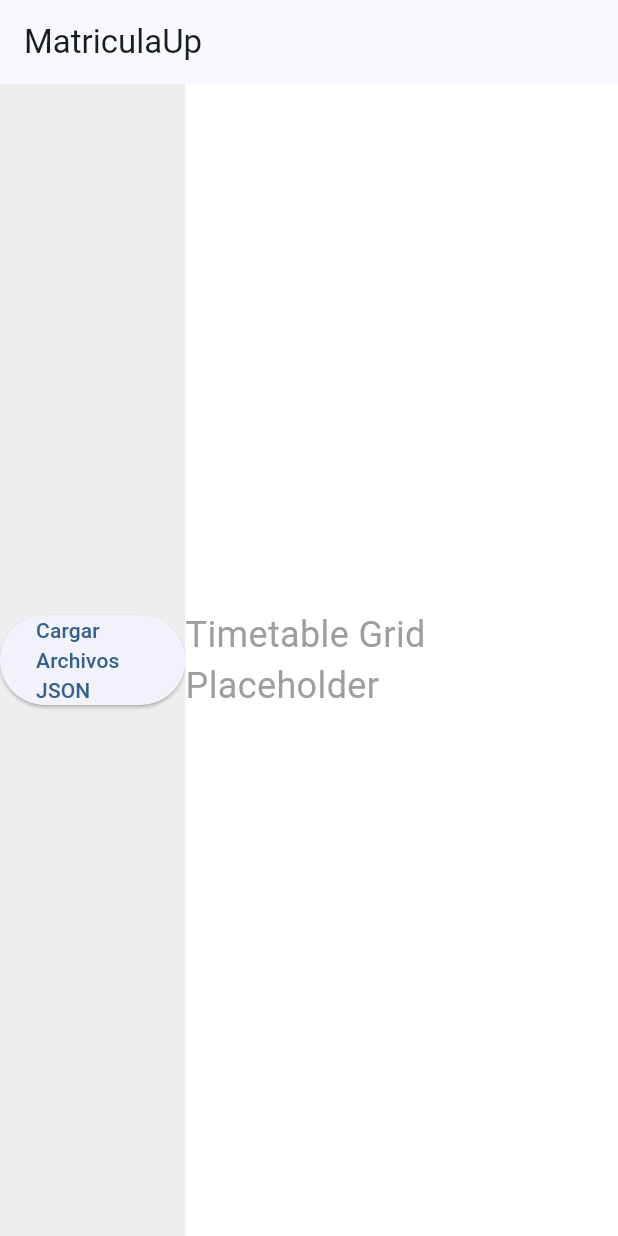
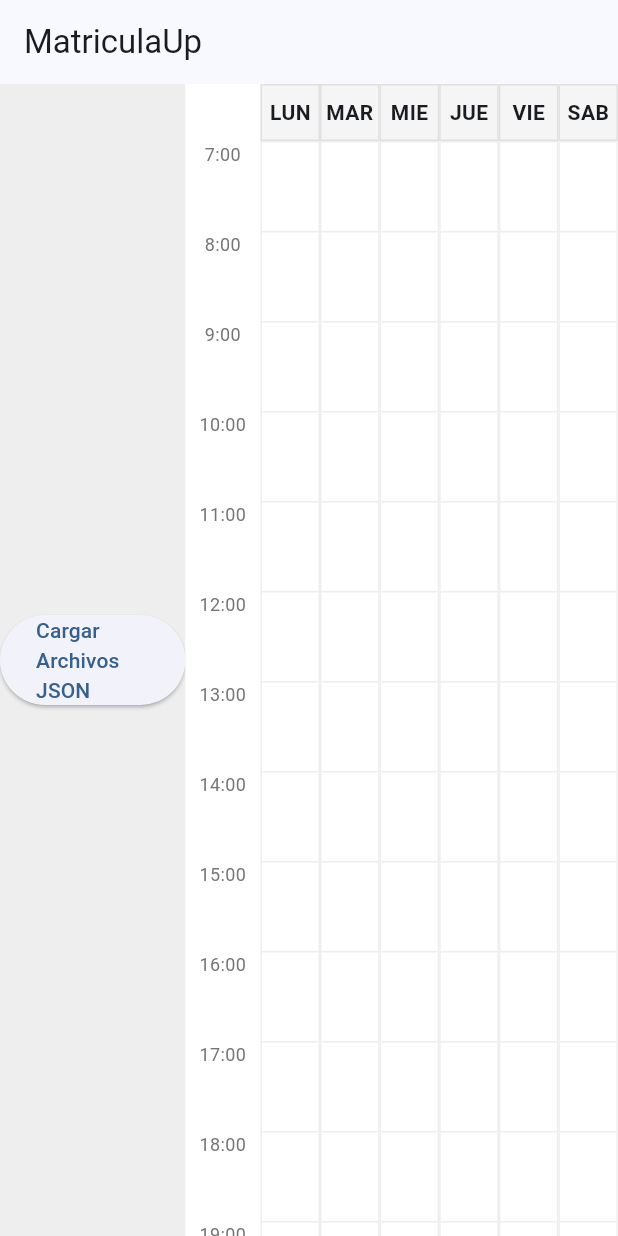
Before and after one commit to johnbarraza/MatriculaUp, a Flutter app: the screen it shows after launch, on a phone screen of 412 x 824 dp. Run offline on Flutter 3.47's test engine with Material 3 defaults, Android fonts, the phone set to English and light mode, and no system bars; our stand-ins replace file_picker.

Commit message:
feat(phase-6): implement timetable grid and conflict prevention

```diff
--- /dev/null
+++ b/matriculaup_app/lib/ui/components/timetable_grid.dart
@@ -0,0 +1,221 @@
+// matriculaup_app/lib/ui/components/timetable_grid.dart
+import 'package:flutter/material.dart';
+import 'package:provider/provider.dart';
+import '../../models/course.dart';
+import '../../store/schedule_state.dart';
+import '../../utils/time_utils.dart';
+
+class TimetableGrid extends StatelessWidget {
+  const TimetableGrid({super.key});
+
+  final int startHour = 7;
+  final int endHour = 23;
+  final double hourHeight = 60.0;
+
+  final List<String> days = const ['LUN', 'MAR', 'MIE', 'JUE', 'VIE', 'SAB'];
+
+  @override
+  Widget build(BuildContext context) {
+    final state = context.watch<ScheduleState>();
+    final selections = state.selectedSections;
+
+    return Column(
+      children: [
+        // Days Header
+        Row(
+          children: [
+            const SizedBox(width: 50), // Time column spacer
+            ...days.map(
+              (day) => Expanded(
+                child: Container(
+                  padding: const EdgeInsets.symmetric(vertical: 8),
+                  decoration: BoxDecoration(
+                    border: Border.all(color: Colors.grey.shade300),
+                    color: Colors.grey.shade100,
+                  ),
+                  child: Center(
+                    child: Text(
+                      day,
+                      style: const TextStyle(fontWeight: FontWeight.bold),
+                    ),
+                  ),
+                ),
+              ),
+            ),
+          ],
+        ),
+
+        // Grid Body
+        Expanded(
+          child: SingleChildScrollView(
+            child: Row(
+              crossAxisAlignment: CrossAxisAlignment.start,
+              children: [
+                // Time Column
+                SizedBox(
+                  width: 50,
+                  height: (endHour - startHour + 1) * hourHeight,
+                  child: Stack(
+                    children: List.generate((endHour - startHour + 1), (index) {
+                      return Positioned(
+                        top: index * hourHeight,
+                        left: 0,
+                        right: 0,
+                        child: Text(
+                          '${startHour + index}:00',
+                          textAlign: TextAlign.center,
+                          style: TextStyle(
+                            fontSize: 12,
+                            color: Colors.grey.shade600,
+                          ),
+                        ),
+                      );
+                    }),
+                  ),
+                ),
+
+                // Days Columns
+                ...days.map((day) {
+                  // Find sessions for this day
+                  final daySessions = <Widget>[];
+
+                  for (var selection in selections) {
+                    for (var session in selection.section.sesiones) {
+                      if (session.dia == day) {
+                        daySessions.add(
+                          _buildSessionBlock(
+                            context,
+                            state,
+                            selection,
+                            session,
+                          ),
+                        );
+                      }
+                    }
+                  }
+
+                  return Expanded(
+                    child: Container(
+                      height: (endHour - startHour + 1) * hourHeight,
+                      decoration: BoxDecoration(
+                        border: Border(
+                          left: BorderSide(color: Colors.grey.shade200),
+                          right: BorderSide(color: Colors.grey.shade200),
+                        ),
+                      ),
+                      child: Stack(
+                        clipBehavior: Clip.none,
+                        children: [
+                          // Background grid lines
+                          ...List.generate((endHour - startHour + 1), (index) {
+                            return Positioned(
+                              top: index * hourHeight,
+                              left: 0,
+                              right: 0,
+                              child: Container(
+                                height: 1,
+                                color: Colors.grey.shade200,
+                              ),
+                            );
+                          }),
+                          // Session Blocks
+                          ...daySessions,
+                        ],
+                      ),
+                    ),
+                  );
+                }),
+              ],
+            ),
+          ),
+        ),
+      ],
+    );
+  }
+
+  Widget _buildSessionBlock(
+    BuildContext context,
+    ScheduleState state,
+    CourseSelection selection,
+    Session session,
+  ) {
+    int startMins = TimeUtils.timeToMinutes(session.horaInicio);
+    int gridStartMins = startHour * 60;
+
+    // Calculate offset from top of grid
+    double topOffset = ((startMins - gridStartMins) / 60.0) * hourHeight;
+    double durationMins = TimeUtils.durationMinutes(
+      session.horaInicio,
+      session.horaFin,
+    ).toDouble();
+    double blockHeight = (durationMins / 60.0) * hourHeight;
+
+    // Generate a consistent color based on course code
+    final colorHash = selection.course.codigo.hashCode;
+    final hue = (colorHash % 360).toDouble();
+    final blockColor = HSVColor.fromAHSV(1.0, hue, 0.6, 0.9).toColor();
+
+    return Positioned(
+      top: topOffset,
+      left: 2,
+      right: 2,
+      height: blockHeight,
+      child: Material(
+        color: blockColor,
+        borderRadius: BorderRadius.circular(4),
+        elevation: 2,
+        child: InkWell(
+          onTap: () {
+            // Future: Show details dialog
+          },
+          child: Stack(
+            children: [
+              Padding(
+                padding: const EdgeInsets.all(4.0),
+                child: Column(
+                  crossAxisAlignment: CrossAxisAlignment.start,
+                  children: [
+                    Text(
+                      selection.course.nombre,
+                      style: const TextStyle(
+                        fontSize: 10,
+                        fontWeight: FontWeight.bold,
+                        color: Colors.white,
+                      ),
+                      maxLines: 2,
+                      overflow: TextOverflow.ellipsis,
+                    ),
+                    Text(
+                      'Sec: ${selection.section.seccion}',
+                      style: const TextStyle(fontSize: 9, color: Colors.white),
+                    ),
+                    Text(
+                      '${session.tipo.value} - ${session.aula}',
+                      style: const TextStyle(fontSize: 9, color: Colors.white),
+                    ),
+                  ],
+                ),
+              ),
+              Positioned(
+                top: 0,
+                right: 0,
+                child: IconButton(
+                  icon: const Icon(
+                    Icons.close,
+                    size: 14,
+                    color: Colors.white70,
+                  ),
+                  padding: EdgeInsets.zero,
+                  constraints: const BoxConstraints(),
+                  onPressed: () {
+                    state.removeSection(selection.course, selection.section);
+                  },
+                ),
+              ),
+            ],
+          ),
+        ),
+      ),
+    );
+  }
+}
--- a/matriculaup_app/lib/ui/pages/home_page.dart
+++ b/matriculaup_app/lib/ui/pages/home_page.dart
@@ -4,6 +4,8 @@ import 'package:provider/provider.dart';
 import '../../data/data_loader.dart';
 import '../../models/course.dart';
 import '../../store/schedule_state.dart';
+import 'package:matriculaup_app/ui/components/course_search_list.dart';
+import 'package:matriculaup_app/ui/components/timetable_grid.dart';
 
 class HomePage extends StatelessWidget {
   const HomePage({super.key});
@@ -36,30 +38,14 @@ class HomePage extends StatelessWidget {
                         child: const Text('Cargar Archivos JSON'),
                       ),
                     )
-                  : ListView.builder(
-                      itemCount: courses.length,
-                      itemBuilder: (context, index) {
-                        return ListTile(
-                          title: Text(courses[index].nombre),
-                          subtitle: Text(courses[index].codigo),
-                        );
-                      },
-                    ),
+                  : const CourseSearchList(),
             ),
           ),
 
           // Right Panel (70%)
           Expanded(
             flex: 7,
-            child: Container(
-              color: Colors.white,
-              child: const Center(
-                child: Text(
-                  'Timetable Grid Placeholder',
-                  style: TextStyle(fontSize: 24, color: Colors.grey),
-                ),
-              ),
-            ),
+            child: Container(color: Colors.white, child: const TimetableGrid()),
           ),
         ],
       ),
--- /dev/null
+++ b/matriculaup_app/lib/utils/time_utils.dart
@@ -0,0 +1,36 @@
+// matriculaup_app/lib/utils/time_utils.dart
+
+class TimeUtils {
+  /// Converts a time string "HH:MM" to minutes since midnight.
+  static int timeToMinutes(String timeStr) {
+    if (timeStr.isEmpty) return 0;
+
+    List<String> parts = timeStr.split(':');
+    if (parts.length != 2) return 0;
+
+    int hours = int.tryParse(parts[0]) ?? 0;
+    int minutes = int.tryParse(parts[1]) ?? 0;
+    return (hours * 60) + minutes;
+  }
+
+  /// Calculates the duration in minutes between two "HH:MM" strings.
+  static int durationMinutes(String startStr, String endStr) {
+    return timeToMinutes(endStr) - timeToMinutes(startStr);
+  }
+
+  /// Checks if two time intervals overlap.
+  /// Overlap means one starts strictly before the other ends, and vice versa.
+  static bool hasOverlap(
+    String startA,
+    String endA,
+    String startB,
+    String endB,
+  ) {
+    int sA = timeToMinutes(startA);
+    int eA = timeToMinutes(endA);
+    int sB = timeToMinutes(startB);
+    int eB = timeToMinutes(endB);
+
+    return sA < eB && sB < eA;
+  }
+}
```
Also changed, not shown: matriculaup_app/lib/store/schedule_state.dart (+27 -0 lines), matriculaup_app/lib/ui/components/course_search_list.dart (added, +134 -0 lines), 5 other files.
